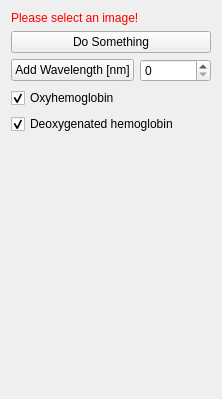
Above: Plugins/org.mitk.gui.qt.photoacoustics.spectralunmixing/src/internal/SpectralUnmixingControls.ui from MITK/MITK before the change. Below: the same form after it.
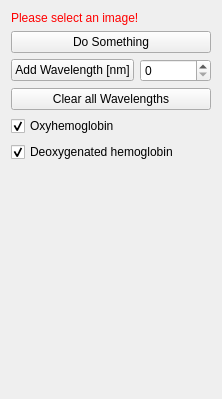
That is the form after the change.

Commit message: add clear wavelength button and throw if no valid data for chosen wavelength.

Patch:
```diff
--- a/Plugins/org.mitk.gui.qt.photoacoustics.spectralunmixing/src/internal/SpectralUnmixingControls.ui
+++ b/Plugins/org.mitk.gui.qt.photoacoustics.spectralunmixing/src/internal/SpectralUnmixingControls.ui
@@ -104,6 +104,13 @@
          </item>
         </layout>
        </item>
+       <item row="5" column="0">
+        <widget class="QPushButton" name="ButtonClearWavelength">
+         <property name="text">
+          <string>Clear all Wavelengths</string>
+         </property>
+        </widget>
+       </item>
       </layout>
      </item>
     </layout>
```
The commit also changes 3 other files.
